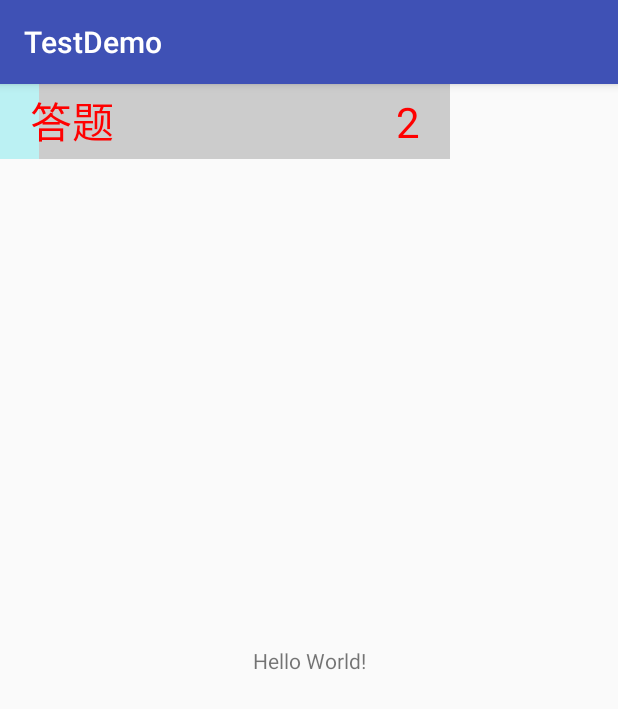
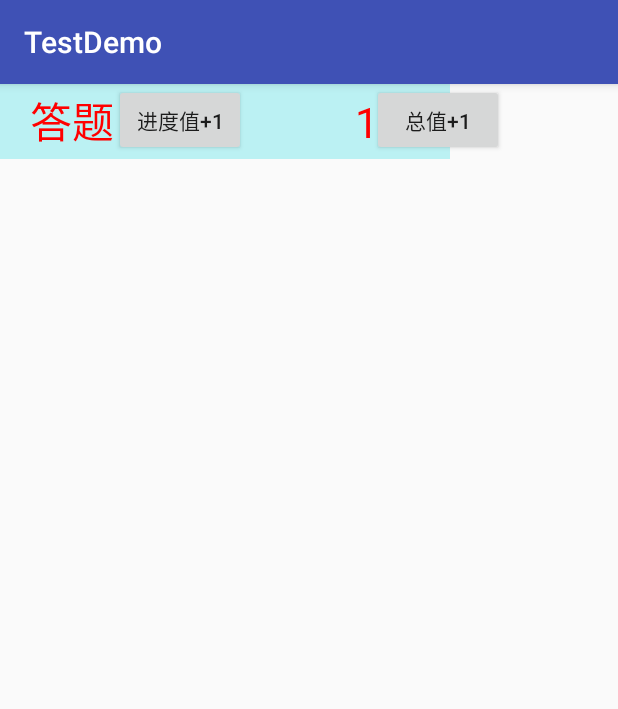
Before and after one commit to shaochen007/TestDemo, an Android app: the MainActivity screen opened directly, with no data from a screen before it, on a phone screen of 412 x 824 dp. Shown: the top 709 px of the screen. Run offline under Robolectric (Android 15) with nearby library versions, the phone set to English and light mode, and no system bars; libraries missing offline, so code that uses them is left out: .

Commit message:
修复计算进度条比例时未将padding纳入计算问题

```diff
--- a/app/src/main/java/com/example/chenyong/testdemo/MainActivity.java
+++ b/app/src/main/java/com/example/chenyong/testdemo/MainActivity.java
@@ -8,19 +8,29 @@ import com.cy.customwidget.NumPercent;
 
 public class MainActivity extends AppCompatActivity {
 
+    private int mProgressValue = 1;
+    private int mTotalValue = 1;
+
     @Override
     protected void onCreate(Bundle savedInstanceState) {
         super.onCreate(savedInstanceState);
         setContentView(R.layout.activity_main);
 
         final NumPercent numPercent = findViewById(R.id.num_percent);
-        numPercent.setTotalValue(20);
+        numPercent.setTotalValue(mTotalValue);
+        numPercent.setProgressValue(mProgressValue);
 
-        findViewById(R.id.tv_content).setOnClickListener(new View.OnClickListener() {
+        findViewById(R.id.btn_progress).setOnClickListener(new View.OnClickListener() {
             @Override
             public void onClick(View view) {
-                numPercent.setTotalValue(10);
-                numPercent.setProgressValue((int) (Math.random() * 10));
+                numPercent.setProgressValue(++mProgressValue);
+            }
+        });
+
+        findViewById(R.id.btn_total).setOnClickListener(new View.OnClickListener() {
+            @Override
+            public void onClick(View view) {
+                numPercent.setTotalValue(++mTotalValue);
             }
         });
     }
--- a/app/src/main/res/layout/activity_main.xml
+++ b/app/src/main/res/layout/activity_main.xml
@@ -5,16 +5,6 @@
     android:layout_width="match_parent"
     android:layout_height="match_parent"
     tools:context=".MainActivity">
-
-    <TextView
-        android:id="@+id/tv_content"
-        android:layout_width="wrap_content"
-        android:layout_height="wrap_content"
-        android:text="Hello World!"
-        app:layout_constraintBottom_toBottomOf="parent"
-        app:layout_constraintLeft_toLeftOf="parent"
-        app:layout_constraintRight_toRightOf="parent"
-        app:layout_constraintTop_toTopOf="parent" />
 
     <com.cy.customwidget.NumPercent
         android:id="@+id/num_percent"
@@ -26,6 +16,29 @@
         app:progressBarColor="#bbf1f3"
         app:textColor="#ff0000"
         app:title="答题"
-        app:progressValue="2"/>
+        app:progressValue="1"
+        app:totalValue="1"/>
+
+    <Button
+        android:id="@+id/btn_progress"
+        android:layout_width="wrap_content"
+        android:layout_height="wrap_content"
+        android:layout_marginEnd="8dp"
+        android:layout_marginStart="8dp"
+        android:text="进度值+1"
+        app:layout_constraintEnd_toStartOf="@+id/btn_total"
+        app:layout_constraintStart_toStartOf="parent"
+        tools:layout_editor_absoluteY="91dp" />
+
+    <Button
+        android:id="@+id/btn_total"
+        android:layout_width="wrap_content"
+        android:layout_height="wrap_content"
+        android:layout_marginEnd="8dp"
+        android:layout_marginStart="8dp"
+        android:text="总值+1"
+        app:layout_constraintEnd_toEndOf="parent"
+        app:layout_constraintStart_toEndOf="@+id/btn_progress"
+        tools:layout_editor_absoluteY="91dp" />
 
 </android.support.constraint.ConstraintLayout>
--- a/customwidget/src/main/java/com/cy/customwidget/NumPercent.java
+++ b/customwidget/src/main/java/com/cy/customwidget/NumPercent.java
@@ -45,6 +45,8 @@ public class NumPercent extends View {
     private int mProgressValue;
     /** 标题*/
     private String mTitle;
+    /** 右边是否显示分数形式，默认true*/
+    private boolean mShowFraction = true;
 
     public NumPercent(Context context) {
         super(context);
@@ -81,6 +83,7 @@ public class NumPercent extends View {
         mTotalValue = a.getInteger(R.styleable.NumPercent_totalValue, 1);
         mTitle = a.getString(R.styleable.NumPercent_title);
         mProgressValue = a.getInteger(R.styleable.NumPercent_progressValue, -1);
+        mShowFraction = a.getBoolean(R.styleable.NumPercent_showFraction, mShowFraction);
 
         a.recycle();
 
@@ -105,15 +108,16 @@ public class NumPercent extends View {
         int paddingRight = getPaddingRight();
         int paddingBottom = getPaddingBottom();
 
-        int contentWidth = getWidth() - paddingLeft - paddingRight;
-        int contentHeight = getHeight() - paddingTop - paddingBottom;
+        int contentWidth = getWidth();
+        int contentHeight = getHeight();
 
         // 画进度条
         mTextPaint.setColor(mProgressBarColor);
         if (mTotalValue == 0) {
             throw new RuntimeException("The mTotalValue cannot be 0");
         }
-        canvas.drawRect(0, 0, ((float) mProgressValue / mTotalValue) * contentWidth, contentHeight, mTextPaint);
+        final float percent = (float) mProgressValue / mTotalValue;
+        canvas.drawRect(0, 0, percent * contentWidth, contentHeight, mTextPaint);
 
         // 画标题
         mTextPaint.setColor(mTitleTextColor);
@@ -125,11 +129,11 @@ public class NumPercent extends View {
         // 画进度值
         mTextPaint.setColor(mProgressValueTextColor);
         mTextPaint.setTextSize(mProgressValueTextSize);
-        final String text = String.valueOf(mProgressValue == -1 ? "" : mProgressValue);
+        final String text = mShowFraction ? mProgressValue + "/" + mTotalValue : String.valueOf(mProgressValue == -1 ? "" : mProgressValue);
         final float valueWidth = mTextPaint.measureText(text);
         fontMetrics = mTextPaint.getFontMetrics();
         final float valueHeight = fontMetrics.bottom - fontMetrics.top;
-        canvas.drawText(text, paddingLeft + contentWidth - valueWidth, paddingTop + (contentHeight - valueHeight) / 2 - fontMetrics.top, mTextPaint);
+        canvas.drawText(text, contentWidth - paddingRight - valueWidth, paddingTop + (contentHeight - valueHeight) / 2 - fontMetrics.top, mTextPaint);
 
     }
 
--- a/customwidget/src/main/res/layout/sample_num_percent.xml
+++ b/customwidget/src/main/res/layout/sample_num_percent.xml
@@ -13,8 +13,8 @@
         app:textColor="#ff0000"
         app:titleTextSize="18sp"
         app:progressValueTextSize="15sp"
-        app:title="2"
-        app:totalValue="10"
-        app:progressValue="2"/>
+        app:title="答题"
+        app:totalValue="22"
+        app:progressValue="11"/>
 
 </FrameLayout>
--- a/customwidget/src/main/res/values/attrs_num_percent.xml
+++ b/customwidget/src/main/res/values/attrs_num_percent.xml
@@ -28,5 +28,8 @@
         <attr name="totalValue" format="integer" />
         <!--进度值-->
         <attr name="progressValue" format="integer" />
+
+        <!--是否显示分数形式，默认是-->
+        <attr name="showFraction" format="boolean" />
     </declare-styleable>
 </resources>
```
